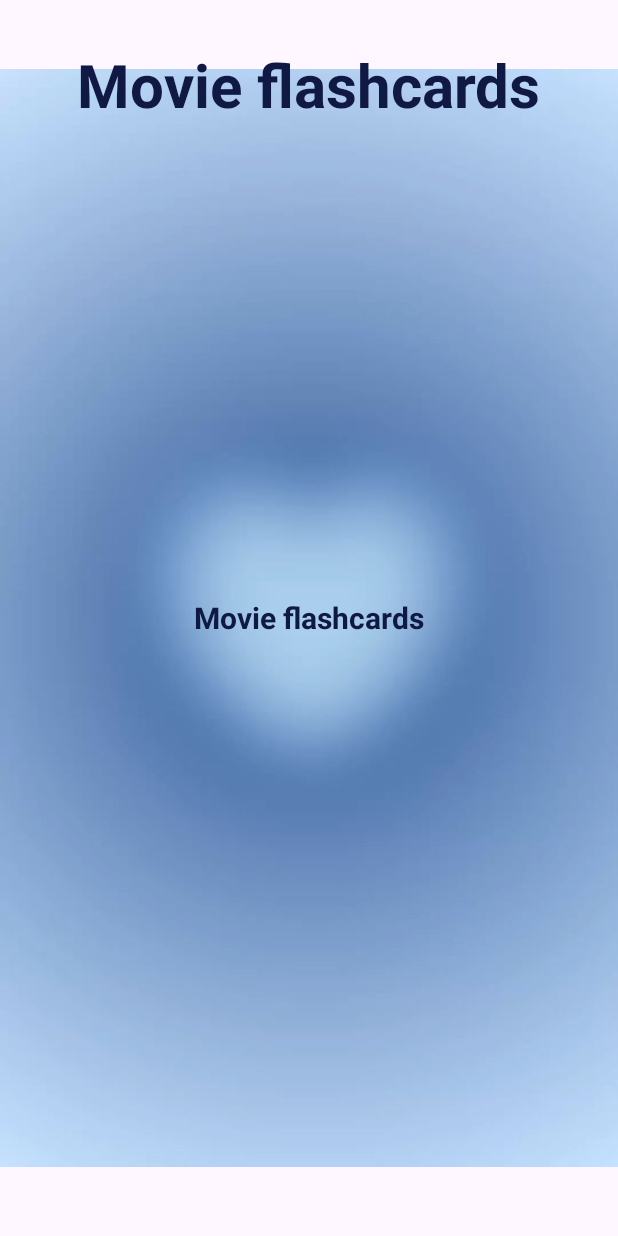
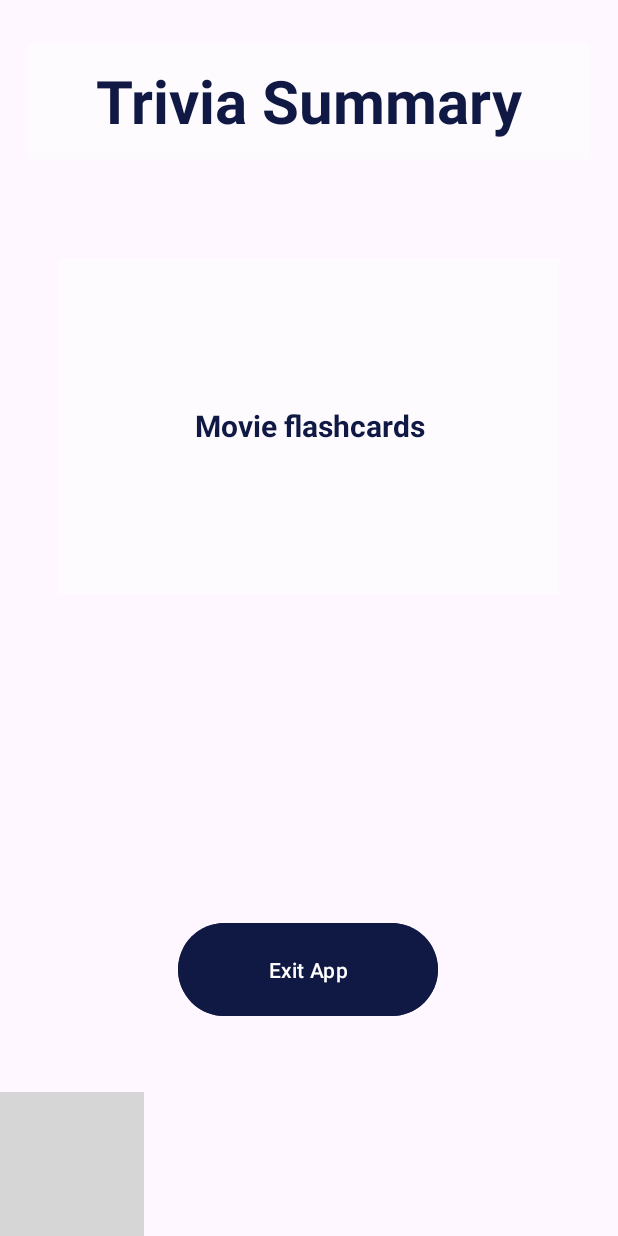
Before and after one commit to LivGish/IMAD_ICE_4, an Android app: the Summary screen opened directly, with no data from a screen before it, on a phone screen of 412 x 824 dp. Run offline under Robolectric (Android 15) with nearby library versions, the phone set to English and light mode, and no system bars; grey boxes are pictures that could not be loaded.

Commit message:
Design aspects updated + code for Question1.kt started

```diff
--- a/app/src/main/res/layout/activity_summary.xml
+++ b/app/src/main/res/layout/activity_summary.xml
@@ -16,13 +16,14 @@
         app:layout_constraintHorizontal_bias="0.0"
         app:layout_constraintStart_toStartOf="parent"
         app:layout_constraintTop_toTopOf="parent"
-        app:layout_constraintVertical_bias="0.0"
-        app:srcCompat="@drawable/wallpaper" />
+        app:layout_constraintVertical_bias="1.0"
+        app:srcCompat="@drawable/wallpaper2" />
 
     <TextView
         android:id="@+id/txtDisplay2"
-        android:layout_width="272dp"
-        android:layout_height="230dp"
+        android:layout_width="333dp"
+        android:layout_height="224dp"
+        android:background="#88FFFFFF"
         android:gravity="center"
         android:text="Movie flashcards"
         android:textColor="#101943"
@@ -33,23 +34,37 @@
         app:layout_constraintHorizontal_bias="0.496"
         app:layout_constraintStart_toStartOf="parent"
         app:layout_constraintTop_toTopOf="parent"
-        app:layout_constraintVertical_bias="0.499" />
+        app:layout_constraintVertical_bias="0.287" />
 
     <TextView
         android:id="@+id/txtHeading2"
         android:layout_width="374dp"
         android:layout_height="77dp"
         android:gravity="center"
-        android:text="Movie flashcards"
+        android:text="Trivia Summary"
         android:textColor="#101943"
         android:textSize="40sp"
         android:textStyle="bold"
+        android:background="#88FFFFFF"
         app:layout_constraintBottom_toBottomOf="parent"
         app:layout_constraintEnd_toEndOf="parent"
         app:layout_constraintHorizontal_bias="0.486"
         app:layout_constraintStart_toStartOf="parent"
         app:layout_constraintTop_toTopOf="parent"
-        app:layout_constraintVertical_bias="0.024" />
+        app:layout_constraintVertical_bias="0.038" />
+
+    <Button
+        android:id="@+id/exitApp"
+        android:layout_width="173dp"
+        android:layout_height="70dp"
+        android:backgroundTint="#101943"
+        android:text="Exit App"
+        app:layout_constraintBottom_toBottomOf="parent"
+        app:layout_constraintEnd_toEndOf="parent"
+        app:layout_constraintHorizontal_bias="0.498"
+        app:layout_constraintStart_toStartOf="parent"
+        app:layout_constraintTop_toTopOf="parent"
+        app:layout_constraintVertical_bias="0.811" />
 
 
 </androidx.constraintlayout.widget.ConstraintLayout>
```
Also changed, not shown: app/src/main/java/com/example/ice4/Question1.kt (+12 -0 lines), app/src/main/res/layout/activity_main.xml (+8 -7 lines), app/src/main/res/layout/activity_question1.xml (+6 -4 lines).
